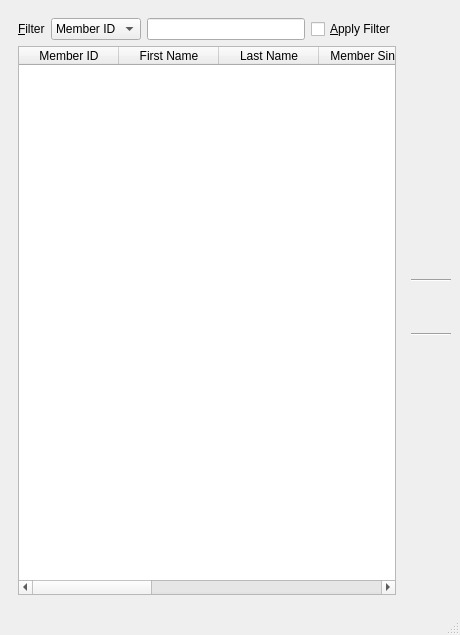
This is UI/biblioteq_members_browser.ui in textbrowser/biblioteq as Qt 5 draws it before an edit. The edited form follows.
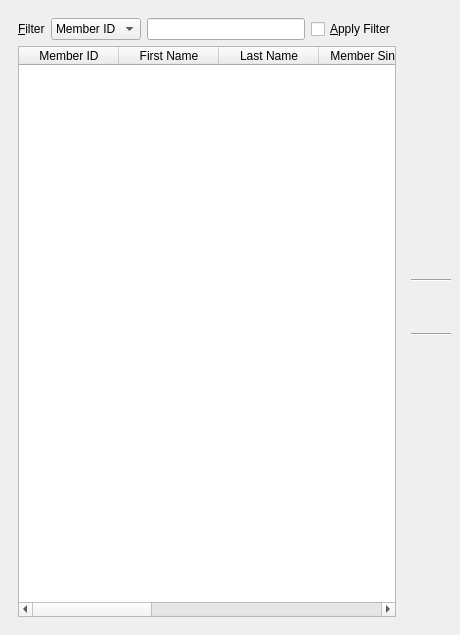
This is the edited form. Icons and pictures are not drawn.

Commit message: Removed status bars. Two pages on PDF viewers.

Patch:
```diff
--- a/UI/biblioteq_members_browser.ui
+++ b/UI/biblioteq_members_browser.ui
@@ -424,7 +424,6 @@
     </item>
    </layout>
   </widget>
-  <widget class="QStatusBar" name="statusbar"/>
  </widget>
  <tabstops>
   <tabstop>filtertype</tabstop>
```
The commit also changes 8 other files.
